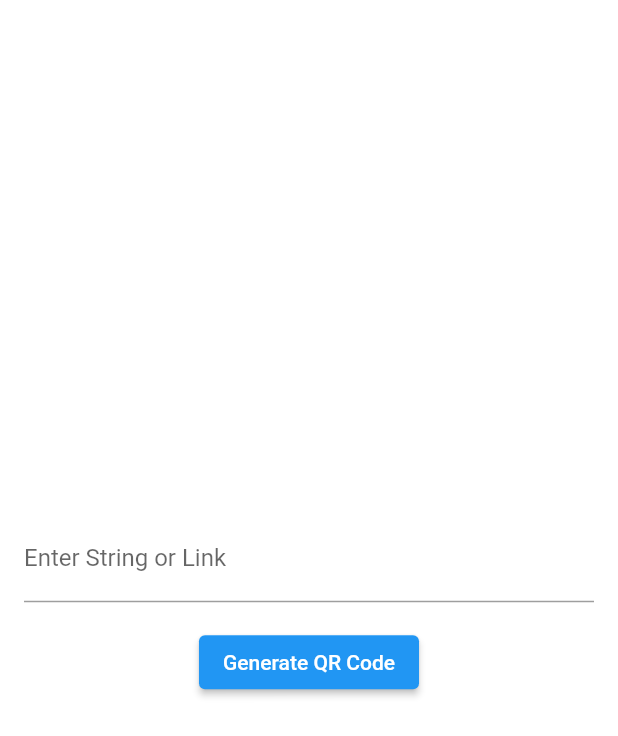
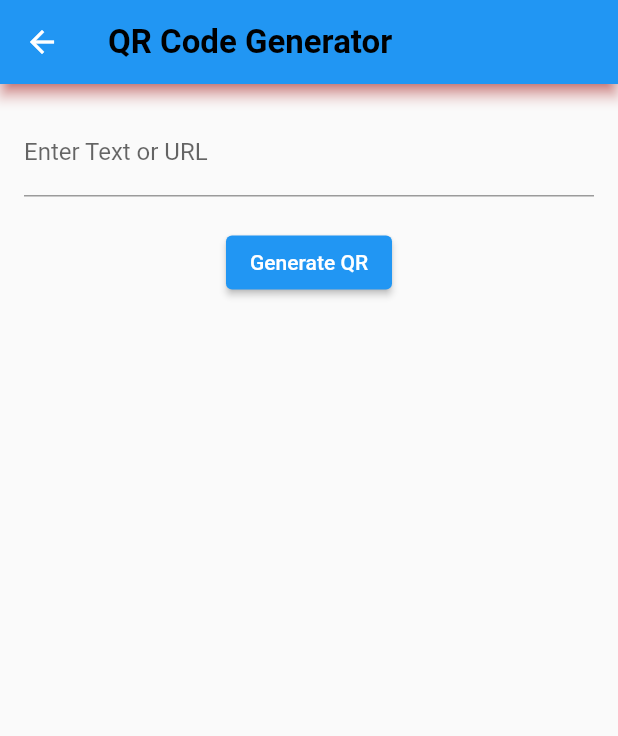
Before and after one commit to itskartike910/qr_code_sg, a Flutter app: the screen it shows after launch, after a tap on "QR Code Generator", on a phone screen of 412 x 824 dp. Shown: the top 736 px of the screen. Run offline on Flutter 3.47's test engine with Material 2 defaults, Android fonts, the phone set to English and light mode, and no system bars; missing offline and left inert: custom_qr_generator, qr_code_scanner.

Commit message:
Complete Working app

```diff
--- /dev/null
+++ b/lib/QRgenrator/qr_generator_input_screen.dart
@@ -0,0 +1,82 @@
+import 'package:flutter/material.dart';
+import 'package:qr_code_sg/QRgenrator/qr_generator_screen.dart';
+
+
+// class QRGenInputScreen extends StatelessWidget {
+//   const QRGenInputScreen({super.key});
+
+//   @override
+//   Widget build(BuildContext context) {
+//     return const MaterialApp(
+//       home: QRInputScreen(),
+//     );
+//   }
+// }
+
+class QRInputScreen extends StatefulWidget {
+  const QRInputScreen({super.key});
+
+  @override
+  QRInputScreenState createState() => QRInputScreenState();
+}
+
+class QRInputScreenState extends State<QRInputScreen> {
+  String inputText = "";
+
+  void _storeInput(String text) {
+    setState(() {
+      inputText = text;
+    });
+  }
+
+  @override
+  Widget build(BuildContext context) {
+    return Scaffold(
+      appBar: AppBar(
+        title: const Text('QR Code Generator',style: TextStyle(color: Color.fromARGB(255, 0, 0, 0),fontWeight: FontWeight.bold , fontSize: 22)),
+        shadowColor:const Color.fromARGB(255, 249, 23, 23),
+      ),
+      body: Container(
+        padding: const EdgeInsets.all(16.0),
+        width: double.infinity,
+        height: double.infinity,
+        // color: const Color.fromARGB(255, 171, 246, 250),
+        child: Column(
+          crossAxisAlignment: CrossAxisAlignment.center,
+          mainAxisAlignment: MainAxisAlignment.start,
+          children: <Widget>[
+            TextField(
+              onChanged: (text) {
+                _storeInput(text);
+              },
+              decoration: const InputDecoration(
+                labelText: 'Enter Text or URL',
+              ),
+            ),
+            const SizedBox(height: 20),
+            ElevatedButton(
+              onPressed: () {
+                Navigator.push(
+                    context,
+                    MaterialPageRoute(
+                        builder: (context) => QRCodeGenScreen(
+                              inputText: inputText,
+                            ))).then((result) {});
+              },
+              child: const Text('Generate QR'),
+            ),
+            const SizedBox(
+              height: 20,
+            ),
+            inputText == ""
+                ? Container(
+                    height: 0,
+                    width: 0,
+                  )
+                : Container()
+          ],
+        ),
+      ),
+    );
+  }
+}
--- a/lib/QRgenrator/qr_generator_screen.dart
+++ b/lib/QRgenrator/qr_generator_screen.dart
@@ -1,84 +1,70 @@
-import 'dart:typed_data';
+import 'package:custom_qr_generator/custom_qr_generator.dart';
+import 'package:flutter/material.dart';
 
-import 'package:flutter/material.dart';
-import 'package:qr_flutter/qr_flutter.dart';
+// ignore: must_be_immutable
+class QRCodeGenScreen extends StatefulWidget {
+  String inputText;
+  QRCodeGenScreen({super.key, required this.inputText});
 
-void main() {
-  runApp(const QRCodeGeneratorApp());
+  @override
+  State<StatefulWidget> createState() => QRCodeGenScreenState();
 }
 
-class QRCodeGeneratorApp extends StatelessWidget {
-  const QRCodeGeneratorApp({super.key});
+// ignore: must_be_immutable
+class QRCodeGenScreenState extends State<QRCodeGenScreen> {
+  String txt = "";
+
+  @override
+  void initState() {
+    super.initState();
+    txt = widget.inputText;
+    if (txt.isEmpty) {
+      txt = "Made With ❤️ by Kartik Kumar";
+    }
+  }
 
   @override
   Widget build(BuildContext context) {
     return MaterialApp(
+      debugShowCheckedModeBanner: false,
+      title: 'QR Code Generator',
       home: Scaffold(
         appBar: AppBar(
-          title: const Text('QR Code Generator'),
+          title: const Text('QR Code Generator',
+              style: TextStyle(
+                  color: Color.fromARGB(255, 0, 0, 0),
+                  fontWeight: FontWeight.bold,
+                  fontSize: 22)),
+          shadowColor: const Color.fromARGB(255, 249, 23, 23),
         ),
-        body: const QRCodeGenerator(),
+        body: Center(
+          child: CustomPaint(
+            painter: QrPainter(
+                data: txt, //input data or url
+                options: const QrOptions(
+                    shapes: QrShapes(
+                        darkPixel: QrPixelShapeRoundCorners(cornerFraction: .5),
+                        frame: QrFrameShapeRoundCorners(cornerFraction: .25),
+                        ball: QrBallShapeRoundCorners(cornerFraction: .25)),
+                    colors: QrColors(
+                        dark: QrColorLinearGradient(colors: [
+                          Color.fromARGB(255, 255, 0, 0),
+                          Color.fromARGB(255, 0, 0, 255)
+                        ], orientation: GradientOrientation.leftDiagonal),
+                        ball: QrColorLinearGradient(colors: [
+                          Color.fromARGB(255, 0, 42, 255),
+                          Color.fromARGB(255, 255, 2, 2)
+                        ], orientation: GradientOrientation.leftDiagonal),
+                        background:
+                            QrColorSolid(Color.fromARGB(255, 215, 252, 255)),
+                        frame: QrColorLinearGradient(colors: [
+                          Color.fromARGB(255, 0, 42, 255),
+                          Color.fromARGB(255, 255, 2, 2)
+                        ], orientation: GradientOrientation.rightDiagonal)))),
+            size: const Size(350, 350),
+          ),
+        ),
       ),
     );
   }
 }
-
-class QRCodeGenerator extends StatefulWidget {
-  const QRCodeGenerator({super.key});
-
-  @override
-  _QRCodeGeneratorState createState() => _QRCodeGeneratorState();
-}
-
-class _QRCodeGeneratorState extends State<QRCodeGenerator> {
-  final TextEditingController _textController = TextEditingController();
-  String _qrCodeData = "";
-  Uint8List qrImage = Uint8List(8);
-  @override
-  Widget build(BuildContext context) {
-    return Padding(
-      padding: const EdgeInsets.all(16.0),
-      child: Column(
-        mainAxisAlignment: MainAxisAlignment.center,
-        children: [
-          TextField(
-            controller: _textController,
-            decoration: const InputDecoration(
-              labelText: 'Enter String or Link',
-            ),
-          ),
-          const SizedBox(height: 16),
-          ElevatedButton(
-            onPressed: () {
-              setState(() {
-                _qrCodeData = _textController.text;
-              });
-            },
-            child: const Text('Generate QR Code'),
-          ),
-          const SizedBox(height: 16),
-          // _qrCodeData.isNotEmpty
-          //     ? Container(
-          //         child: Image.memory(
-          //           QrImage(
-          //             data: _qrCodeData,
-          //             version: QrVersions.auto,
-          //             size: 200.0,
-          //           ), // Convert QR code to bytes
-          //         ),
-          //       )
-          //     : Container(),
-
-          //  Container(
-          //   height: 30,width: 30,
-          //   child:  QrImage(
-          //     data: _qrCodeData,
-          //     version: QrVersions.auto,
-          //     size: 200.0,
-          //   ),
-          //  ): Container(),
-        ],
-      ),
-    );
-  }
-}
--- a/lib/main_screen.dart
+++ b/lib/main_screen.dart
@@ -1,5 +1,5 @@
 import 'package:flutter/material.dart';
-import 'package:qr_code_sg/QRgenrator/qr_generator_screen.dart';
+import 'package:qr_code_sg/QRgenrator/qr_generator_input_screen.dart';
 import 'package:qr_code_sg/QRscanner/qr_scanner.dart';
 
 class MainScreen extends StatelessWidget {
@@ -9,12 +9,13 @@ class MainScreen extends StatelessWidget {
   Widget build(BuildContext context) {
     return Scaffold(
           appBar: AppBar(
-            title: Text("Qr Code Generator and Scanner",style: TextStyle(color: Color.fromARGB(255, 17, 45, 255),fontWeight: FontWeight.w400,),),
+            title: const Text("QR Code Generator and Scanner",style: TextStyle(color: Color.fromARGB(255, 0, 0, 0),fontWeight: FontWeight.bold , fontSize: 22)),
+            shadowColor:const Color.fromARGB(255, 249, 23, 23),
           ),
           body: Container(
             height: double.infinity,
             width: double.infinity,
-            color: Color.fromARGB(255, 94, 236, 243),
+            // color: const Color.fromARGB(255, 171, 246, 250),
             child: Column(
               mainAxisAlignment: MainAxisAlignment.center,
               children: [
@@ -22,18 +23,18 @@ class MainScreen extends StatelessWidget {
                 onPressed: () => Navigator.push(
                     context,
                     MaterialPageRoute(
-                        builder: (context) => QRCodeGenerator()))
+                        builder: (context) => const QRInputScreen()))
                     .then((result) {}),
-                child: const Text("QR Code Generator")
+                child: const Text("QR Code Generator",style: TextStyle(fontWeight: FontWeight.bold,color: Color.fromARGB(255, 0, 0, 0)),),
             ),
             const SizedBox(height: 10),
             ElevatedButton(
               onPressed: ()=> Navigator.push(
                 context,
                 MaterialPageRoute(
-                  builder: (context) => QRScannerPage()))
+                  builder: (context) => const QRScannerPage()))
                 .then((result) {}),
-              child: const Text("QR Code Scanner")
+              child: const Text("QR Code Scanner",style: TextStyle(fontWeight: FontWeight.bold,color: Color.fromARGB(255, 0, 0, 0)),)
               )
               ],
             ),
```
Also changed, not shown: lib/QRscanner/qr_scanner.dart (+20 -10 lines), pubspec.yaml (+8 -0 lines), assets/icon.png (added), pubspec.lock, 33 other files.
